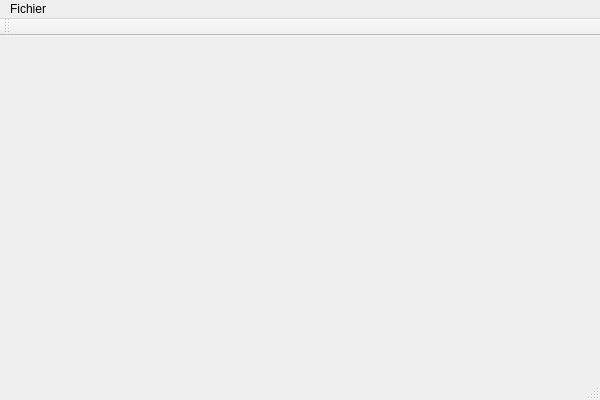
The window that Gestion-SAE/mainwindow.ui (ArnaudEloi/SudAirProjet) describes before a commit, drawn with Qt 5.
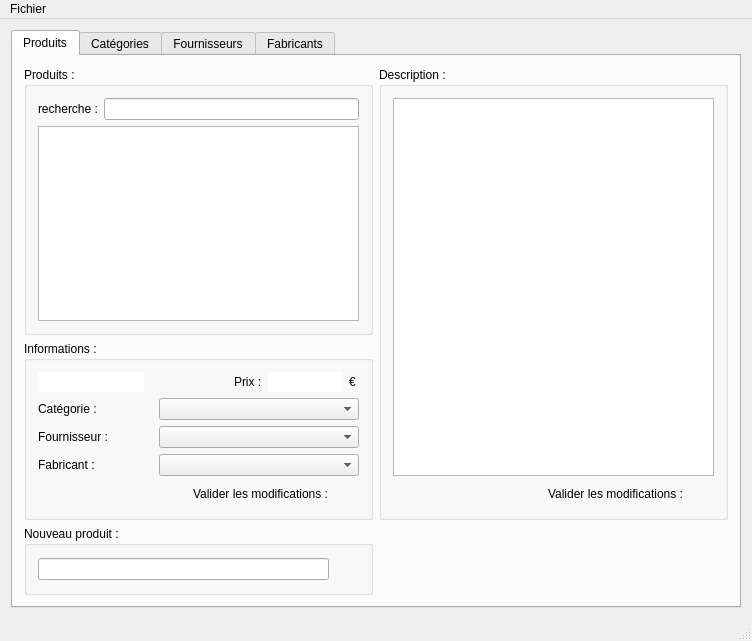
The same window after the commit. Icons and pictures are not drawn.

```diff
--- a/Gestion-SAE/mainwindow.ui
+++ b/Gestion-SAE/mainwindow.ui
@@ -6,20 +6,411 @@
    <rect>
     <x>0</x>
     <y>0</y>
-    <width>600</width>
-    <height>400</height>
+    <width>752</width>
+    <height>641</height>
    </rect>
   </property>
   <property name="windowTitle">
    <string>MainWindow</string>
   </property>
-  <widget class="QWidget" name="centralWidget"/>
+  <widget class="QWidget" name="centralWidget">
+   <layout class="QHBoxLayout" name="horizontalLayout">
+    <item>
+     <widget class="QTabWidget" name="tabWidgetFonctionnalites">
+      <property name="minimumSize">
+       <size>
+        <width>0</width>
+        <height>0</height>
+       </size>
+      </property>
+      <property name="maximumSize">
+       <size>
+        <width>16777215</width>
+        <height>16777215</height>
+       </size>
+      </property>
+      <property name="currentIndex">
+       <number>0</number>
+      </property>
+      <property name="elideMode">
+       <enum>Qt::ElideNone</enum>
+      </property>
+      <property name="movable">
+       <bool>false</bool>
+      </property>
+      <widget class="QWidget" name="tab_3">
+       <attribute name="title">
+        <string>Produits</string>
+       </attribute>
+       <layout class="QGridLayout" name="gridLayout_5">
+        <item row="0" column="0">
+         <widget class="QGroupBox" name="groupBox">
+          <property name="title">
+           <string>Produits :</string>
+          </property>
+          <layout class="QGridLayout" name="gridLayout_3">
+           <item row="0" column="0">
+            <layout class="QHBoxLayout" name="horizontalLayout_8">
+             <item>
+              <widget class="QLabel" name="label_7">
+               <property name="text">
+                <string>recherche :</string>
+               </property>
+              </widget>
+             </item>
+             <item>
+              <widget class="QLineEdit" name="lineEditRecherche"/>
+             </item>
+            </layout>
+           </item>
+           <item row="1" column="0">
+            <widget class="QListView" name="listViewProduit"/>
+           </item>
+          </layout>
+         </widget>
+        </item>
+        <item row="0" column="1" rowspan="2">
+         <widget class="QGroupBox" name="groupBox_2">
+          <property name="title">
+           <string>Description :</string>
+          </property>
+          <layout class="QGridLayout" name="gridLayout_2">
+           <item row="0" column="0">
+            <widget class="QTextEdit" name="textEditDesc"/>
+           </item>
+           <item row="1" column="0">
+            <layout class="QHBoxLayout" name="horizontalLayout_2">
+             <item>
+              <spacer name="horizontalSpacer">
+               <property name="orientation">
+                <enum>Qt::Horizontal</enum>
+               </property>
+               <property name="sizeHint" stdset="0">
+                <size>
+                 <width>40</width>
+                 <height>20</height>
+                </size>
+               </property>
+              </spacer>
+             </item>
+             <item>
+              <widget class="QLabel" name="label">
+               <property name="text">
+                <string>Valider les modifications :</string>
+               </property>
+              </widget>
+             </item>
+             <item>
+              <widget class="QPushButton" name="pushButtonModifDesc">
+               <property name="minimumSize">
+                <size>
+                 <width>24</width>
+                 <height>24</height>
+                </size>
+               </property>
+               <property name="maximumSize">
+                <size>
+                 <width>24</width>
+                 <height>24</height>
+                </size>
+               </property>
+               <property name="text">
+                <string/>
+               </property>
+               <property name="icon">
+                <iconset resource="Ressources.qrc">
+                 <normaloff>:/img/modif+.png</normaloff>:/img/modif+.png</iconset>
+               </property>
+               <property name="iconSize">
+                <size>
+                 <width>24</width>
+                 <height>24</height>
+                </size>
+               </property>
+               <property name="flat">
+                <bool>true</bool>
+               </property>
+              </widget>
+             </item>
+            </layout>
+           </item>
+          </layout>
+         </widget>
+        </item>
+        <item row="1" column="0">
+         <widget class="QGroupBox" name="groupBox_4">
+          <property name="title">
+           <string>Informations :</string>
+          </property>
+          <layout class="QGridLayout" name="gridLayout_4">
+           <item row="0" column="0">
+            <layout class="QHBoxLayout" name="horizontalLayout_7">
+             <item>
+              <widget class="QLineEdit" name="lineEditNom">
+               <property name="maximumSize">
+                <size>
+                 <width>16777215</width>
+                 <height>16777215</height>
+                </size>
+               </property>
+               <property name="frame">
+                <bool>false</bool>
+               </property>
+              </widget>
+             </item>
+             <item>
+              <spacer name="horizontalSpacer_6">
+               <property name="orientation">
+                <enum>Qt::Horizontal</enum>
+               </property>
+               <property name="sizeHint" stdset="0">
+                <size>
+                 <width>40</width>
+                 <height>20</height>
+                </size>
+               </property>
+              </spacer>
+             </item>
+             <item>
+              <widget class="QLabel" name="label_5">
+               <property name="text">
+                <string>Prix :</string>
+               </property>
+              </widget>
+             </item>
+             <item>
+              <widget class="QLineEdit" name="lineEditPrix">
+               <property name="minimumSize">
+                <size>
+                 <width>75</width>
+                 <height>0</height>
+                </size>
+               </property>
+               <property name="maximumSize">
+                <size>
+                 <width>75</width>
+                 <height>16777215</height>
+                </size>
+               </property>
+               <property name="frame">
+                <bool>false</bool>
+               </property>
+              </widget>
+             </item>
+             <item>
+              <widget class="QLabel" name="label_8">
+               <property name="text">
+                <string>€ </string>
+               </property>
+              </widget>
+             </item>
+            </layout>
+           </item>
+           <item row="1" column="0">
+            <layout class="QHBoxLayout" name="horizontalLayout_4">
+             <item>
+              <layout class="QVBoxLayout" name="verticalLayout_2">
+               <item>
+                <widget class="QLabel" name="label_2">
+                 <property name="text">
+                  <string>Catégorie :</string>
+                 </property>
+                </widget>
+               </item>
+               <item>
+                <widget class="QLabel" name="label_3">
+                 <property name="text">
+                  <string>Fournisseur :</string>
+                 </property>
+                </widget>
+               </item>
+               <item>
+                <widget class="QLabel" name="label_4">
+                 <property name="text">
+                  <string>Fabricant :</string>
+                 </property>
+                </widget>
+               </item>
+              </layout>
+             </item>
+             <item>
+              <layout class="QVBoxLayout" name="verticalLayout">
+               <item>
+                <widget class="QComboBox" name="comboBox">
+                 <property name="minimumSize">
+                  <size>
+                   <width>200</width>
+                   <height>0</height>
+                  </size>
+                 </property>
+                 <property name="maximumSize">
+                  <size>
+                   <width>200</width>
+                   <height>16777215</height>
+                  </size>
+                 </property>
+                </widget>
+               </item>
+               <item>
+                <widget class="QComboBox" name="comboBox_2">
+                 <property name="minimumSize">
+                  <size>
+                   <width>200</width>
+                   <height>0</height>
+                  </size>
+                 </property>
+                 <property name="maximumSize">
+                  <size>
+                   <width>200</width>
+                   <height>16777215</height>
+                  </size>
+                 </property>
+                </widget>
+               </item>
+               <item>
+                <widget class="QComboBox" name="comboBox_3">
+                 <property name="minimumSize">
+                  <size>
+                   <width>200</width>
+                   <height>0</height>
+                  </size>
+                 </property>
+                 <property name="maximumSize">
+                  <size>
+                   <width>200</width>
+                   <height>16777215</height>
+                  </size>
+                 </property>
+                </widget>
+               </item>
+              </layout>
+             </item>
+            </layout>
+           </item>
+           <item row="2" column="0">
+            <layout class="QHBoxLayout" name="horizontalLayout_3">
+             <item>
+              <spacer name="horizontalSpacer_2">
+               <property name="orientation">
+                <enum>Qt::Horizontal</enum>
+               </property>
+               <property name="sizeHint" stdset="0">
+                <size>
+                 <width>40</width>
+                 <height>20</height>
+                </size>
+               </property>
+              </spacer>
+             </item>
+             <item>
+              <widget class="QLabel" name="label_6">
+               <property name="text">
+                <string>Valider les modifications :</string>
+               </property>
+              </widget>
+             </item>
+             <item>
+              <widget class="QPushButton" name="pushButtonModifDesc_2">
+               <property name="minimumSize">
+                <size>
+                 <width>24</width>
+                 <height>24</height>
+                </size>
+               </property>
+               <property name="maximumSize">
+                <size>
+                 <width>24</width>
+                 <height>24</height>
+                </size>
+               </property>
+               <property name="text">
+                <string/>
+               </property>
+               <property name="icon">
+                <iconset resource="Ressources.qrc">
+                 <normaloff>:/img/modif+.png</normaloff>:/img/modif+.png</iconset>
+               </property>
+               <property name="iconSize">
+                <size>
+                 <width>24</width>
+                 <height>24</height>
+                </size>
+               </property>
+               <property name="flat">
+                <bool>true</bool>
+               </property>
+              </widget>
+             </item>
+            </layout>
+           </item>
+          </layout>
+         </widget>
+        </item>
+        <item row="2" column="0">
+         <widget class="QGroupBox" name="groupBox_3">
+          <property name="title">
+           <string>Nouveau produit :</string>
+          </property>
+          <layout class="QGridLayout" name="gridLayout">
+           <item row="0" column="0">
+            <widget class="QLineEdit" name="lineEditNouveauProduit"/>
+           </item>
+           <item row="0" column="1">
+            <widget class="QPushButton" name="pushButtonAjoutProduit">
+             <property name="minimumSize">
+              <size>
+               <width>24</width>
+               <height>24</height>
+              </size>
+             </property>
+             <property name="maximumSize">
+              <size>
+               <width>24</width>
+               <height>24</height>
+              </size>
+             </property>
+             <property name="text">
+              <string/>
+             </property>
+             <property name="icon">
+              <iconset resource="Ressources.qrc">
+               <normaloff>:/img/add+.png</normaloff>:/img/add+.png</iconset>
+             </property>
+             <property name="flat">
+              <bool>true</bool>
+             </property>
+            </widget>
+           </item>
+          </layout>
+         </widget>
+        </item>
+       </layout>
+      </widget>
+      <widget class="QWidget" name="tab_4">
+       <attribute name="title">
+        <string>Catégories</string>
+       </attribute>
+      </widget>
+      <widget class="QWidget" name="tab_5">
+       <attribute name="title">
+        <string>Fournisseurs</string>
+       </attribute>
+      </widget>
+      <widget class="QWidget" name="tab_6">
+       <attribute name="title">
+        <string>Fabricants</string>
+       </attribute>
+      </widget>
+     </widget>
+    </item>
+   </layout>
+  </widget>
   <widget class="QMenuBar" name="menuBar">
    <property name="geometry">
     <rect>
      <x>0</x>
      <y>0</y>
-     <width>600</width>
+     <width>752</width>
      <height>25</height>
     </rect>
    </property>
@@ -31,14 +422,6 @@
    </widget>
    <addaction name="menuFichier"/>
   </widget>
-  <widget class="QToolBar" name="mainToolBar">
-   <attribute name="toolBarArea">
-    <enum>TopToolBarArea</enum>
-   </attribute>
-   <attribute name="toolBarBreak">
-    <bool>false</bool>
-   </attribute>
-  </widget>
   <widget class="QStatusBar" name="statusBar"/>
   <action name="actionQuitter">
    <property name="text">
```
Left out of the diff: 6 changed lines with no effect on the pictures.
